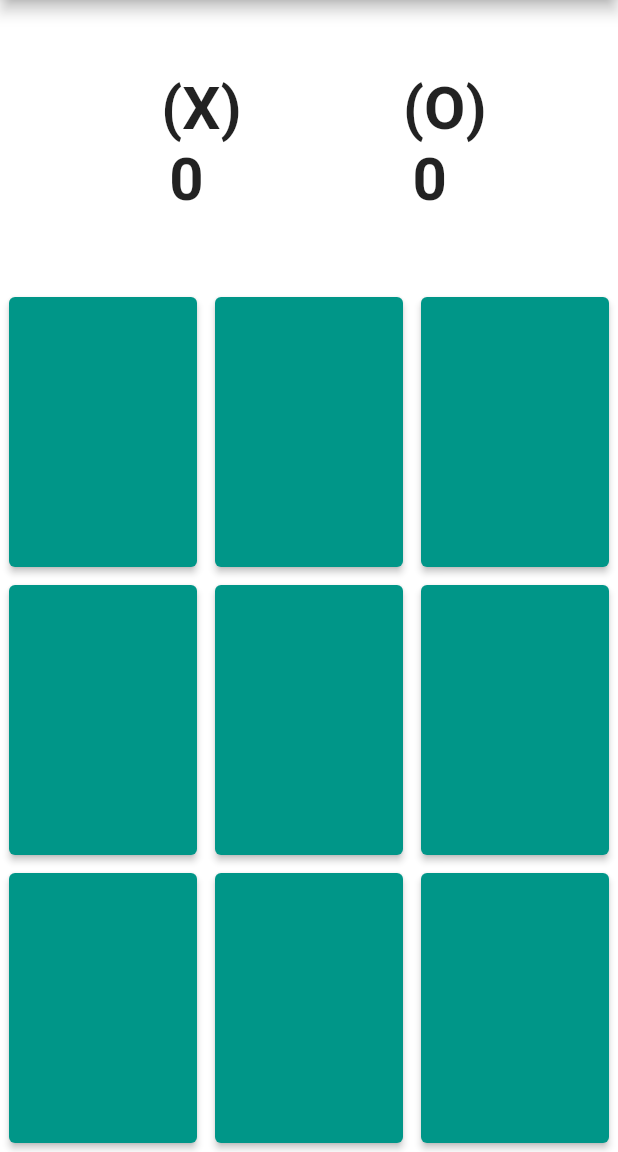
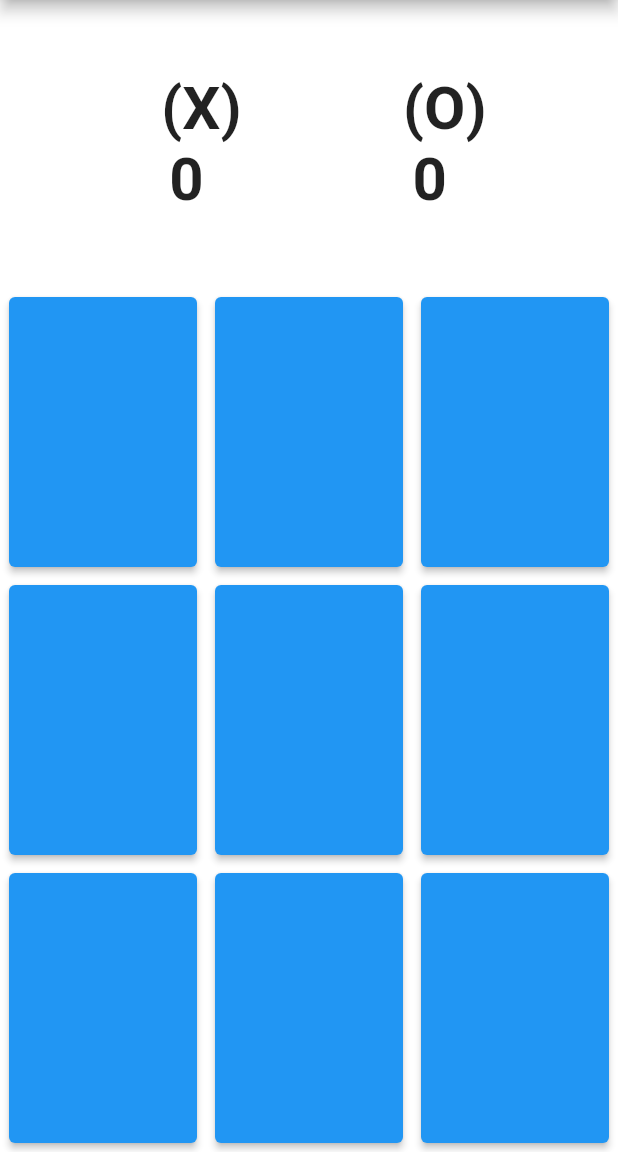
Before and after one commit to mo7medk7/XOGame, a Flutter app: the screen it shows after launch, after a tap on "Enter XO Game", on a phone screen of 412 x 824 dp, the part 84-1236 px from its top. Run offline on Flutter 3.47's test engine with Material 2 defaults, Android fonts, the phone set to English and light mode, and no system bars.

Commit message:
Change color button

```diff
--- a/lib/Button.dart
+++ b/lib/Button.dart
@@ -19,7 +19,7 @@ class Button extends StatelessWidget {
                 onPressed: () {
                   onButtonClicked(index);
                 },
-                style: ElevatedButton.styleFrom(primary: Colors.teal),
+                style: ElevatedButton.styleFrom(primary: Colors.blue),
                 child: Text(
                   "$text ",
                   style: TextStyle(fontSize: 50),
```
